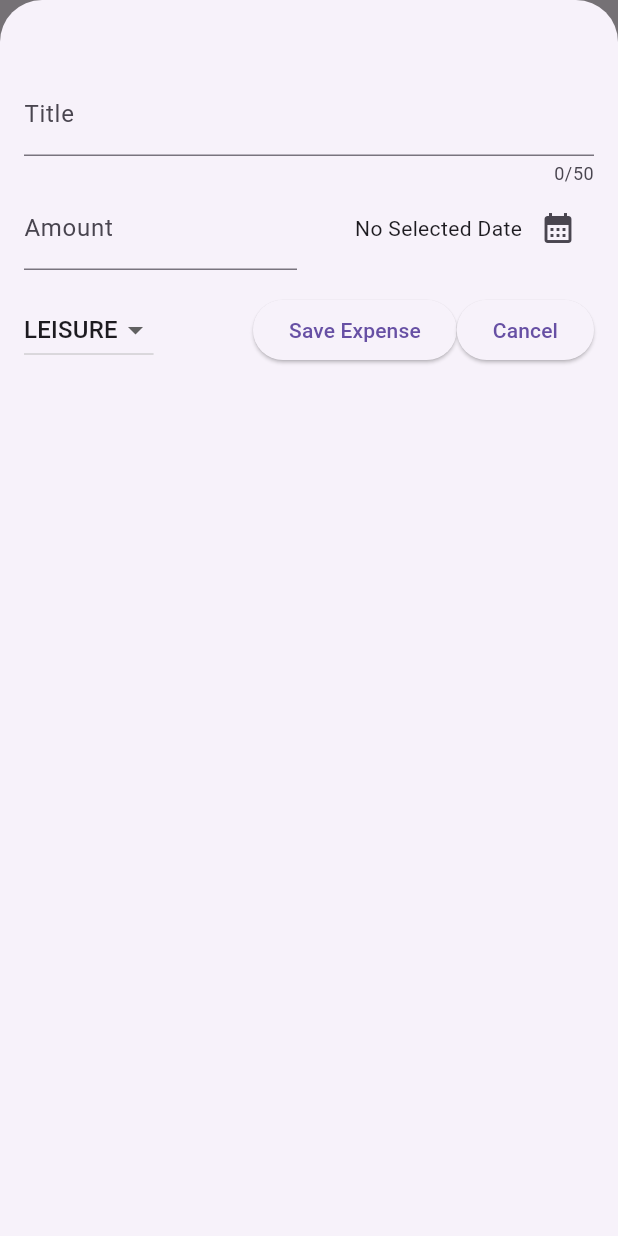
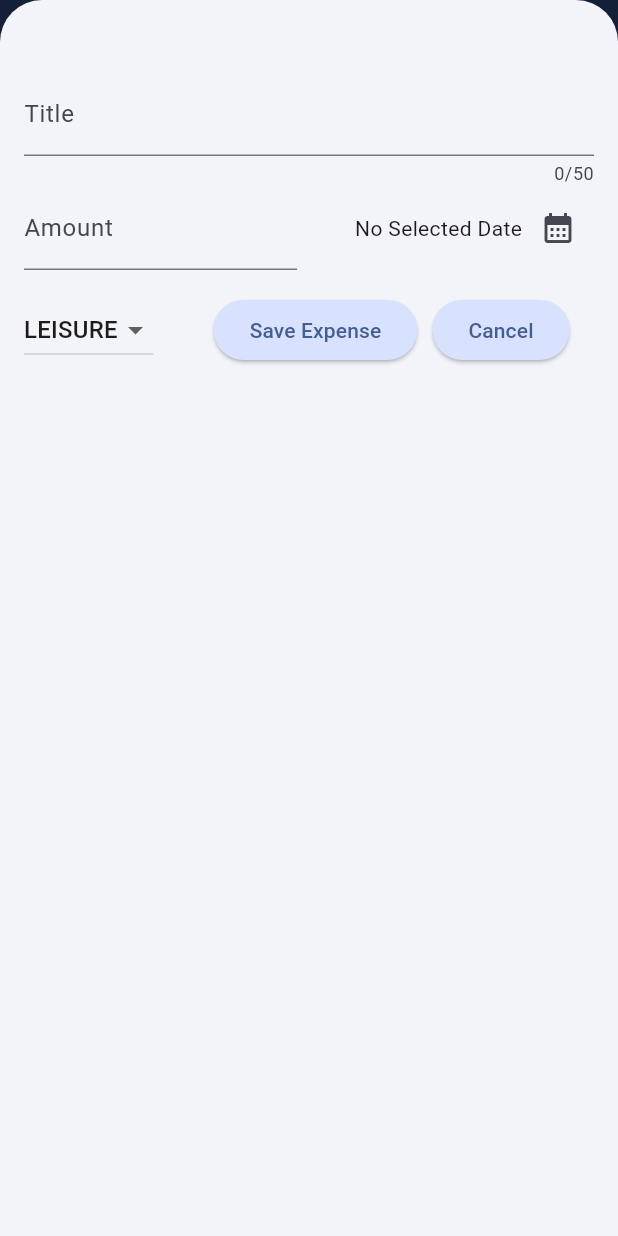
Before and after one commit to iliasbaktybek/expense-tracker, a Flutter app: the screen it shows after launch, after a tap on the "add" icon, on a phone screen of 412 x 824 dp. Run offline on Flutter 3.47's test engine with Material 3 defaults, Android fonts, the phone set to English and light mode, and no system bars; our stand-ins replace google_fonts.

Commit message:
applied theming

```diff
--- a/lib/main.dart
+++ b/lib/main.dart
@@ -1,6 +1,37 @@
 import 'package:flutter/material.dart';
 import 'package:expense_tracker/widgets/expenses.dart';
 
+var kColorScheme =
+    ColorScheme.fromSeed(seedColor: const Color.fromARGB(255, 29, 90, 182));
+
 void main() {
-  runApp(MaterialApp(home: Expenses()));
+  runApp(MaterialApp(
+      theme: ThemeData().copyWith(
+        // useMaterial3: true,
+        colorScheme: kColorScheme,
+        appBarTheme: const AppBarTheme().copyWith(
+          backgroundColor: kColorScheme.onPrimaryContainer,
+          foregroundColor: kColorScheme.primary,
+        ),
+        cardTheme: const CardTheme().copyWith(
+          color: kColorScheme.secondaryContainer,
+          margin: const EdgeInsets.symmetric(
+            horizontal: 16,
+            vertical: 8,
+          ),
+        ),
+        elevatedButtonTheme: ElevatedButtonThemeData(
+          style: ElevatedButton.styleFrom(
+            backgroundColor: kColorScheme.primaryContainer,
+          ),
+        ),
+        textTheme: ThemeData().textTheme.copyWith(
+              titleLarge: TextStyle(
+                fontWeight: FontWeight.normal,
+                color: kColorScheme.onSecondaryContainer,
+                fontSize: 20,
+              ),
+            ),
+      ),
+      home: Expenses()));
 }
--- a/lib/widgets/expenses.dart
+++ b/lib/widgets/expenses.dart
@@ -30,6 +30,14 @@ class _ExpensesState extends State<Expenses> {
     setState(() {
       _registeredExpenses.add(exp);
     });
+  }
+
+  double getTotal() {
+    double total = 0;
+    for (int i = 0; i < _registeredExpenses.length; ++i) {
+      total += _registeredExpenses[i].amount;
+    }
+    return total;
   }
 
   void _removeExpense(Expense exp) {
@@ -79,18 +87,41 @@ class _ExpensesState extends State<Expenses> {
 
     return Scaffold(
       appBar: AppBar(
-        title: const Text('Expense Tracker'),
+        title: const Row(
+          children: [
+            SizedBox(
+              width: 115,
+            ),
+            Text(
+              'Expense Tracker',
+              style: TextStyle(
+                color: Colors.white,
+              ),
+            ),
+          ],
+        ),
         actions: [
           IconButton(
             onPressed: _openAddExpenseOverlay,
+            color: Colors.white,
             icon: const Icon(Icons.add),
           ),
         ],
       ),
       body: Column(
         children: [
-          const Text('Chart'),
+          const SizedBox(
+            height: 30,
+          ),
+          // const Text('Chart'),
           Expanded(child: mainContent),
+          Text(
+            'Total: \$${getTotal()}',
+            style: const TextStyle(
+              color: Colors.black,
+              fontSize: 20,
+            ),
+          ),
         ],
       ),
     );
--- a/lib/widgets/expenses_list/expense_item.dart
+++ b/lib/widgets/expenses_list/expense_item.dart
@@ -1,5 +1,6 @@
 import 'package:expense_tracker/models/expense.dart';
 import 'package:flutter/material.dart';
+import 'package:google_fonts/google_fonts.dart';
 
 class ExpenseItem extends StatelessWidget {
   const ExpenseItem(this.expense, {super.key});
@@ -9,7 +10,7 @@ class ExpenseItem extends StatelessWidget {
   @override
   Widget build(BuildContext context) {
     return Card(
-      color: Colors.lightBlueAccent,
+      // color: Colors.lightBlueAccent,
       child: Padding(
         padding: const EdgeInsets.symmetric(
           horizontal: 20,
@@ -17,13 +18,29 @@ class ExpenseItem extends StatelessWidget {
         ),
         child: Column(
           children: [
-            Text(expense.title),
+            Row(
+              children: [
+                Text(
+                  expense.title,
+                  style: GoogleFonts.roboto(
+                    color: Colors.black,
+                    fontSize: 18,
+                  ),
+                ),
+              ],
+            ),
             const SizedBox(
               height: 4,
             ),
             Row(
               children: [
-                Text('\$${expense.amount.toStringAsFixed(2)}'),
+                Text(
+                  '\$${expense.amount.toStringAsFixed(2)}',
+                  style: GoogleFonts.roboto(
+                    color: Colors.black,
+                    fontSize: 17,
+                  ),
+                ),
                 const Spacer(),
                 Row(
                   children: [
@@ -31,7 +48,13 @@ class ExpenseItem extends StatelessWidget {
                     const SizedBox(
                       width: 8,
                     ),
-                    Text(expense.formattedDate),
+                    Text(
+                      expense.formattedDate,
+                      style: GoogleFonts.roboto(
+                        color: Colors.black,
+                        fontSize: 17,
+                      ),
+                    ),
                   ],
                 ),
               ],
--- a/lib/widgets/new_expense.dart
+++ b/lib/widgets/new_expense.dart
@@ -140,10 +140,15 @@ class _NewExpenseState extends State<NewExpense> {
                   });
                 },
               ),
-              const Spacer(),
+              const SizedBox(
+                width: 40,
+              ),
               ElevatedButton(
                 onPressed: _submitExpenseDate,
                 child: const Text('Save Expense'),
+              ),
+              const SizedBox(
+                width: 10,
               ),
               ElevatedButton(
                 onPressed: () {
--- a/pubspec.yaml
+++ b/pubspec.yaml
@@ -35,6 +35,7 @@ dependencies:
   # The following adds the Cupertino Icons font to your application.
   # Use with the CupertinoIcons class for iOS style icons.
   cupertino_icons: ^1.0.2
+  google_fonts: 6.1.0
   uuid: ^4.4.0
   intl: ^0.19.0
 
```
Also changed, not shown: pubspec.lock, 1 other file.
